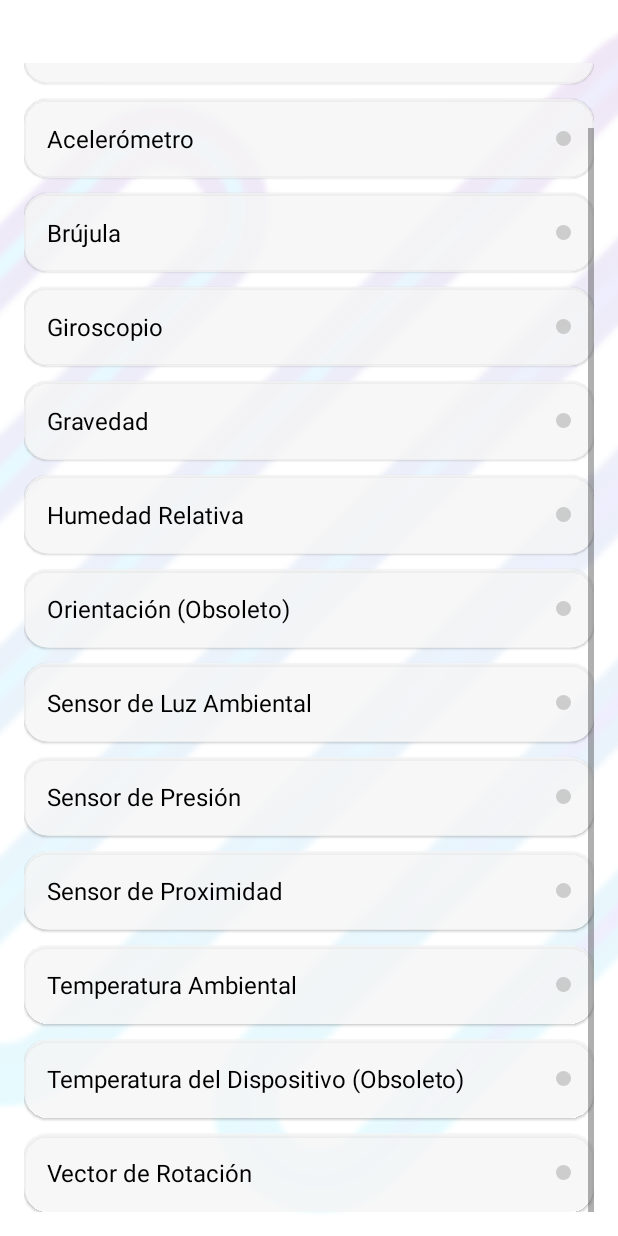
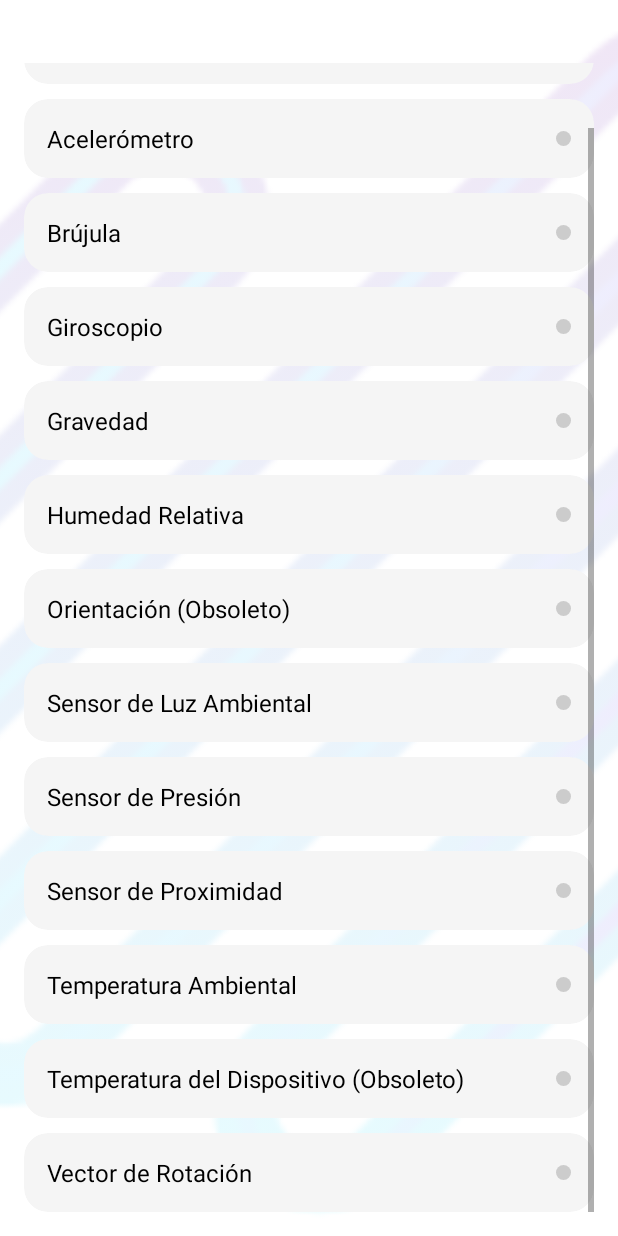
Before and after one commit to darlber/PMDM06, an Android app: the screen it shows after launch (MainActivity), scrolled down 536 dp, on a phone screen of 412 x 824 dp. Run offline under Robolectric (Android 15) with nearby library versions, the phone set to English and light mode, and no system bars.

Commit message:
feat: Enhance UI for dark mode and adjust color schemes
This commit introduces a new dark mode theme with background gradients, updates the UI layouts for better readability, and refines the color schemes for both light and dark modes.

**Changes:**

*   **Dark Mode Theme:**
    *   Added `night_gradient.xml` to define a dark background gradient.
    *   Created `activity_main.xml` and `activity_sensor.xml` files in `layout-night` to support the dark mode layout.
    *   Updated `colors.xml` in `values-night` to refine the dark mode color palette.
    * Added a reduced opacity image with the app logo as a background in both activities.
*   **Layout Updates:**
    *   Modified `sensor_item.xml` to:
        *   Set `cardElevation` to `0dp`.
    * Added `FrameLayout` in the root of `activity_main.xml`.
    * Added `ConstraintLayout` in the root of `activity_sensor.xml`.
    * Added a `GridView` with `LinearLayout` to `activity_main.xml` to display the sensor items.
    * Added `TextView` to display sensor description and data in `activity_sensor.xml`.
*   **Color Scheme Adjustments:**
    *   Updated `colors.xml` to modify the light mode color scheme.
    *   Adjusted card background colors for improved contrast in both light and dark modes.
* **Other**
    * Updated the timestamp in `deploymentTargetSelector.xml`.
    * Added the zip file with the project and the word file with the requested information.

```diff
--- /dev/null
+++ b/app/src/main/res/drawable/night_gradient.xml
@@ -0,0 +1,8 @@
+<?xml version="1.0" encoding="utf-8"?>
+<shape xmlns:android="http://schemas.android.com/apk/res/android"
+    android:shape="rectangle">
+    <gradient
+        android:startColor="#000304"
+        android:endColor="#281267"
+        android:angle="135"/>
+</shape>
--- /dev/null
+++ b/app/src/main/res/layout-night/activity_main.xml
@@ -0,0 +1,33 @@
+<FrameLayout xmlns:android="http://schemas.android.com/apk/res/android"
+    xmlns:app="http://schemas.android.com/apk/res-auto"
+    android:layout_width="match_parent"
+    android:layout_height="match_parent"
+    android:background="@drawable/night_gradient">
+
+    <!-- ImageView para el fondo con opacidad reducida -->
+    <ImageView
+        android:layout_width="match_parent"
+        android:layout_height="match_parent"
+        android:src="@drawable/ic_logo"
+        android:scaleType="centerCrop"
+        android:alpha="0.1"/>
+
+    <!-- Contenido principal de la actividad -->
+    <LinearLayout
+        android:layout_width="match_parent"
+        android:layout_height="match_parent"
+        android:orientation="vertical"
+        android:padding="16dp">
+
+        <GridView
+            android:id="@+id/sensor_grid"
+            android:layout_width="match_parent"
+            android:layout_height="0dp"
+            android:layout_weight="1"
+            android:layout_marginTop="26dp"
+            android:numColumns="1"
+            android:verticalSpacing="10dp"
+            android:horizontalSpacing="10dp"
+            android:stretchMode="columnWidth"/>
+    </LinearLayout>
+</FrameLayout>
--- a/app/src/main/res/layout/sensor_item.xml
+++ b/app/src/main/res/layout/sensor_item.xml
@@ -6,7 +6,8 @@
     android:layout_margin="8dp"
     card_view:cardBackgroundColor="@color/cardBackground"
     card_view:cardCornerRadius="16dp"
-    card_view:cardElevation="1dp">
+
+    card_view:cardElevation="0dp">
 
     <LinearLayout
         android:layout_width="match_parent"
@@ -21,6 +22,7 @@
             android:layout_height="wrap_content"
             android:layout_weight="1"
             android:text="Sensor"
+
             android:textColor="@color/textColor"
             android:textSize="16sp" />
 
--- a/app/src/main/res/values-night/colors.xml
+++ b/app/src/main/res/values-night/colors.xml
@@ -6,5 +6,5 @@
 
     <color name="background">#FF121212</color>
     <color name="textColor">#FFFFFFFF</color>
-    <color name="cardBackground">#D21E1E1E</color>
+    <color name="cardBackground">#9C0C0037</color>
 </resources>
--- a/app/src/main/res/values/colors.xml
+++ b/app/src/main/res/values/colors.xml
@@ -6,5 +6,5 @@
 
     <color name="background">#FFFFFFFF</color>
     <color name="textColor">#FF000000</color>
-    <color name="cardBackground">#CCF5F5F5</color>
+    <color name="cardBackground">#F5F5F5</color>
 </resources>
```
Also changed, not shown: app/src/main/res/layout-night/activity_sensor.xml (added, +48 -0 lines), 3 other files.
